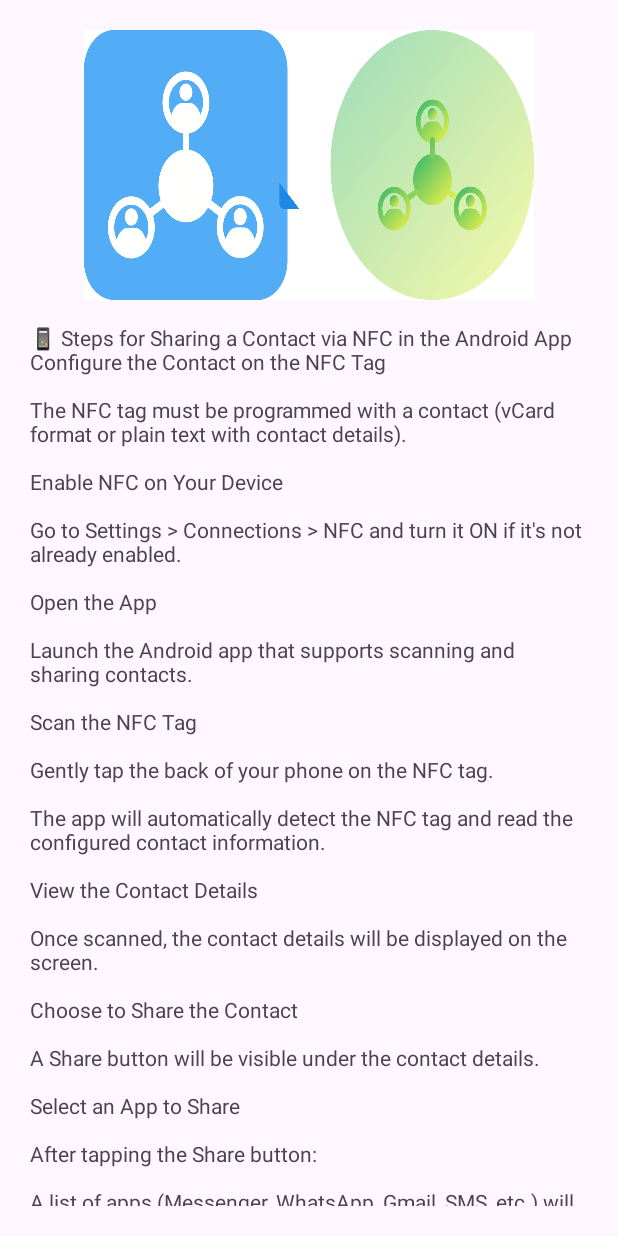
After one commit to Avi208/SmartNFCTag, an Android app: the ShareContact screen opened directly, with no data from a screen before it, on a phone screen of 412 x 824 dp. The commit adds this screen. Run offline under Robolectric (Android 15) with nearby library versions, the phone set to English and light mode, and no system bars.

Commit message:
Added the new functionality to share a contact via NFC scanned.

```diff
--- a/app/src/main/java/com/example/smartnfctag/CardAdapter.java
+++ b/app/src/main/java/com/example/smartnfctag/CardAdapter.java
@@ -25,6 +25,7 @@ import com.example.smartnfctag.SubFunctionality.PdfViewerActivity;
 import com.example.smartnfctag.SubFunctionality.ReadMessage;
 import com.example.smartnfctag.SubFunctionality.SendSMS;
 import com.example.smartnfctag.SubFunctionality.SetAlaram;
+import com.example.smartnfctag.SubFunctionality.ShareContact;
 import com.example.smartnfctag.SubFunctionality.SilientOffOn;
 import com.example.smartnfctag.SubFunctionality.SocialMedial;
 import com.example.smartnfctag.SubFunctionality.WifiOff;
@@ -104,6 +105,10 @@ public class CardAdapter extends RecyclerView.Adapter<CardAdapter.CardViewHolder
                         // call SocialMedial activity
                         v.getContext().startActivity(new Intent(v.getContext(), SocialMedial.class));
                         break;
+                    case 11:
+                        // call SocialMedial activity
+                        v.getContext().startActivity(new Intent(v.getContext(), ShareContact.class));
+                        break;
                     default:
                         break;
                 }
--- a/app/src/main/java/com/example/smartnfctag/HomeActivity.java
+++ b/app/src/main/java/com/example/smartnfctag/HomeActivity.java
@@ -89,7 +89,7 @@ public class HomeActivity extends AppCompatActivity {
                     cardItemList.add(new CardItem("Social Media", R.drawable.inst_face));
                     break;
                 case 12:
-                    cardItemList.add(new CardItem("Volume +/-", R.drawable.message));
+                    cardItemList.add(new CardItem("Share Contact", R.drawable.share_contact));
                     break;
                 default:
                     cardItemList.add(new CardItem(" Default " + i, R.drawable.ic_launcher_foreground));
--- /dev/null
+++ b/app/src/main/java/com/example/smartnfctag/SubFunctionality/ShareContact.java
@@ -0,0 +1,156 @@
+package com.example.smartnfctag.SubFunctionality;
+
+
+import android.Manifest;
+import android.app.PendingIntent;
+import android.content.ActivityNotFoundException;
+import android.content.Intent;
+import android.content.IntentFilter;
+import android.content.pm.PackageManager;
+import android.net.Uri;
+import android.nfc.NdefMessage;
+import android.nfc.NfcAdapter;
+import android.nfc.Tag;
+import android.nfc.tech.Ndef;
+import android.os.Bundle;
+import android.util.Log;
+import android.view.View;
+import android.widget.Button;
+import android.widget.Toast;
+
+import androidx.annotation.NonNull;
+import androidx.appcompat.app.AppCompatActivity;
+import androidx.core.app.ActivityCompat;
+import androidx.core.content.ContextCompat;
+
+import com.example.smartnfctag.R;
+import com.google.android.material.bottomsheet.BottomSheetDialog;
+
+public class ShareContact extends AppCompatActivity {
+    private  BottomSheetDialog bottomSheetDialog;
+
+    private  NfcAdapter nfcAdapter;
+    private PendingIntent pendingIntent;
+    private IntentFilter[] intentFiltersArray;
+    private static final int REQUEST_CALL_PHONE = 1;
+    private static final String YOUTUBE_VIDEO_URL = "https://www.youtube.com/watch?v=-Drt3YeIMuc"; // Replace with your video link
+    private Button okButton;
+
+
+    @Override
+    protected void onCreate(Bundle savedInstanceState) {
+        super.onCreate(savedInstanceState);
+        setContentView(R.layout.sharecontact);
+        okButton= findViewById(R.id.btnOk);
+        nfcAdapter = NfcAdapter.getDefaultAdapter(this);
+        if (ContextCompat.checkSelfPermission(this, Manifest.permission.CALL_PHONE) != PackageManager.PERMISSION_GRANTED) {
+            ActivityCompat.requestPermissions(this, new String[]{Manifest.permission.CALL_PHONE}, REQUEST_CALL_PHONE);
+        }
+        okButton.setOnClickListener(new View.OnClickListener() {
+            @Override
+            public void onClick(View v) {
+                finish();
+            }
+        });
+
+
+    }
+    @Override
+    public void onRequestPermissionsResult(int requestCode, @NonNull String[] permissions, @NonNull int[] grantResults) {
+        super.onRequestPermissionsResult(requestCode, permissions, grantResults);
+        if (requestCode == REQUEST_CALL_PHONE) {
+            if (grantResults.length > 0 && grantResults[0] == PackageManager.PERMISSION_GRANTED) {
+
+            } else {
+                Toast.makeText(this, "Permission denied to make calls", Toast.LENGTH_SHORT).show();
+            }
+        }
+    }
+
+    @Override
+    protected void onResume() {
+        super.onResume();
+        Intent intent = new Intent(this, getClass()).addFlags(Intent.FLAG_ACTIVITY_SINGLE_TOP);
+        // prepare pending intent
+        PendingIntent pendingIntent = PendingIntent.getActivity(
+                this, 0,
+                new Intent(this, getClass()).addFlags(Intent.FLAG_ACTIVITY_SINGLE_TOP),
+                PendingIntent.FLAG_MUTABLE // or FLAG_IMMUTABLE depending on your use case
+        );        // enable foreground dispatch
+        if (nfcAdapter != null) {
+            nfcAdapter.enableForegroundDispatch(this, pendingIntent, null, null);
+        }
+    }
+    @Override
+    protected void onPause() {
+        super.onPause();
+        if (nfcAdapter != null) {
+            nfcAdapter.disableForegroundDispatch(this);
+        }
+    }
+    @Override
+    protected void onNewIntent(Intent intent) {
+        super.onNewIntent(intent);
+        if (NfcAdapter.ACTION_NDEF_DISCOVERED.equals(intent.getAction())) {
+            Tag tag = intent.getParcelableExtra(NfcAdapter.EXTRA_TAG);
+            if (tag != null) {
+                Ndef ndef = Ndef.get(tag);
+                if (ndef != null) {
+                    readNfcTag(ndef);
+                } else {
+                    Toast.makeText(this, "NFC tag is not NDEF formatted.", Toast.LENGTH_SHORT).show();
+                }
+            }
+        }
+    }
+    private void readNfcTag(Ndef ndef) {
+        try {
+            ndef.connect();
+            NdefMessage ndefMessage = ndef.getNdefMessage();
+            if (ndefMessage != null) {
+                String payload = new String(ndefMessage.getRecords()[0].getPayload());
+                shareContact();
+            } else {
+                Toast.makeText(this, "NFC tag is empty.", Toast.LENGTH_SHORT).show();
+            }
+        } catch (Exception e) {
+            Toast.makeText(this, "Failed to read NFC tag.", Toast.LENGTH_SHORT).show();
+        } finally {
+            try {
+                ndef.close();
+            } catch (Exception e) {
+                // Ignore
+            }
+        }
+    }
+    // Example method to share a configured contact
+    private void shareContact() {
+        // Step 1: Create the contact information (vCard format)
+        String contactName = "Avinash Raj";
+        String contactPhone = "7204585776";
+        String contactEmail = "avinashr17@gmail.com";
+
+        String vCard =
+                "BEGIN:VCARD\n" +
+                        "VERSION:3.0\n" +
+                        "FN:" + contactName + "\n" +
+                        "TEL:" + contactPhone + "\n" +
+                        "EMAIL:" + contactEmail + "\n" +
+                        "END:VCARD";
+
+        // Step 2: Create an Intent to share the contact
+        Intent shareIntent = new Intent(Intent.ACTION_SEND);
+        shareIntent.setType("text/x-vcard"); // vCard type
+        shareIntent.putExtra(Intent.EXTRA_TEXT, vCard);
+
+        // Step 3: Start the chooser to show app options
+        startActivity(Intent.createChooser(shareIntent, "Share Contact via"));
+    }
+
+
+
+
+
+
+
+}
--- /dev/null
+++ b/app/src/main/res/layout/sharecontact.xml
@@ -0,0 +1,54 @@
+<?xml version="1.0" encoding="utf-8"?>
+<LinearLayout xmlns:android="http://schemas.android.com/apk/res/android"
+    xmlns:app="http://schemas.android.com/apk/res-auto"
+    xmlns:tools="http://schemas.android.com/tools"
+    android:layout_width="match_parent"
+    android:layout_height="wrap_content"
+    android:orientation="vertical"
+    android:gravity="center"
+    android:padding="20dp">
+
+    <!-- Hand and Phone Animation -->
+    <ImageView
+        android:id="@+id/videoView"
+        android:layout_width="300dp"
+        android:layout_height="180dp"
+        android:padding="20dp"
+        android:background="@drawable/share_page"/>
+   <TextView
+
+       android:layout_width="wrap_content"
+       android:layout_height="wrap_content"
+       android:layout_marginTop="15dp"
+       android:text="@string/share_contact_content"
+
+       />
+    <!-- Button Row -->
+    <LinearLayout
+        android:layout_width="match_parent"
+        android:layout_height="wrap_content"
+        android:orientation="horizontal"
+        android:gravity="center"
+        android:visibility="gone"
+        android:layout_marginTop="20dp">
+
+        <!-- Scan Button -->
+        <Button
+            android:id="@+id/btnScan"
+            android:layout_width="120dp"
+            android:layout_height="wrap_content"
+            android:text="Scan"
+            android:backgroundTint="@color/primary_color"
+            android:textColor="@color/white" />
+
+        <!-- OK Button -->
+        <Button
+            android:id="@+id/btnOk"
+            android:layout_width="120dp"
+            android:layout_height="wrap_content"
+            android:text="OK"
+            android:layout_marginStart="16dp"
+            android:backgroundTint="@color/secondary_color"
+            android:textColor="@color/white" />
+    </LinearLayout>
+</LinearLayout>
--- a/app/src/main/res/values/strings.xml
+++ b/app/src/main/res/values/strings.xml
@@ -31,4 +31,5 @@
     <string name="location_instruction">"### **Steps to Load and Display Current Location on Google Maps via NFC**  \n\n1. **Tap the NFC Tag** – Open the app and tap the NFC tag.  \n2. **Get Location** – The app will request location permission (if needed) and fetch the current latitude and longitude.  \n3. **Open Google Maps** – The app creates a `geo:` URI and launches Google Maps.  \n4. **Show Location** – Google Maps will display a pin at the fetched location.  \n5. **Error Handling** – If permissions are denied or Google Maps is unavailable, an error message will be shown.  "</string>
     <string name="set_alarm_text"><b>Instructions: </b> \n1. **Enable NFC:**  \n   - Open **Settings** → **Connected Devices** → Enable **NFC**.  \n\n2. **Set Alarm After 5 Minutes:**  \n   - Tap the NFC tag.  \n   - The app will set an alarm 5 minutes from the current time.  \n   - A notification with a stop button will appear.  \n\n3. **Set Alarm at Custom Time:**  \n   - Tap **Set Custom Alarm** button.  \n   - Select a time using the time picker.  \n   - The alarm will trigger at the selected time.</string>
     <string name="readMessage">### **Instruction Page**  \n\n**Step 1: Enable NFC**  \n- Open your phone\'s **Settings**.  \n- Go to **Connections** → **NFC and Contactless Payments**.  \n- Toggle the switch to **enable NFC**.  \n\n**Step 2: Scan the NFC Tag**  \n- Hold the back of your phone near the NFC tag.  \n- When the phone detects the tag, a notification will appear.  \n\n**Step 3: Open the Message Document**  \n- The tag will contain a URL.  \n- Tap the notification to open the URL.  \n- The linked PDF document will open automatically.</string>
+    <string name="share_contact_content"><![CDATA[📱 Steps for Sharing a Contact via NFC in the Android App\nConfigure the Contact on the NFC Tag\n\nThe NFC tag must be programmed with a contact (vCard format or plain text with contact details).\n\nEnable NFC on Your Device\n\nGo to Settings > Connections > NFC and turn it ON if it\'s not already enabled.\n\nOpen the App\n\nLaunch the Android app that supports scanning and sharing contacts.\n\nScan the NFC Tag\n\nGently tap the back of your phone on the NFC tag.\n\nThe app will automatically detect the NFC tag and read the configured contact information.\n\nView the Contact Details\n\nOnce scanned, the contact details will be displayed on the screen.\n\nChoose to Share the Contact\n\nA Share button will be visible under the contact details.\n\nSelect an App to Share\n\nAfter tapping the Share button:\n\nA list of apps (Messenger, WhatsApp, Gmail, SMS, etc.) will pop up.\n\nSelect the app you want to use for sharing.\n\nSend the Contact\n\nThe contact information will be attached to the selected app.\n\nYou can now choose the recipient and send the contact easily.]]></string>
 </resources>
```
Also changed, not shown: app/src/main/AndroidManifest.xml (+7 -0 lines), app/src/main/res/drawable/share_contact.jpg (added), app/src/main/res/drawable/share_page.jpg (added).
